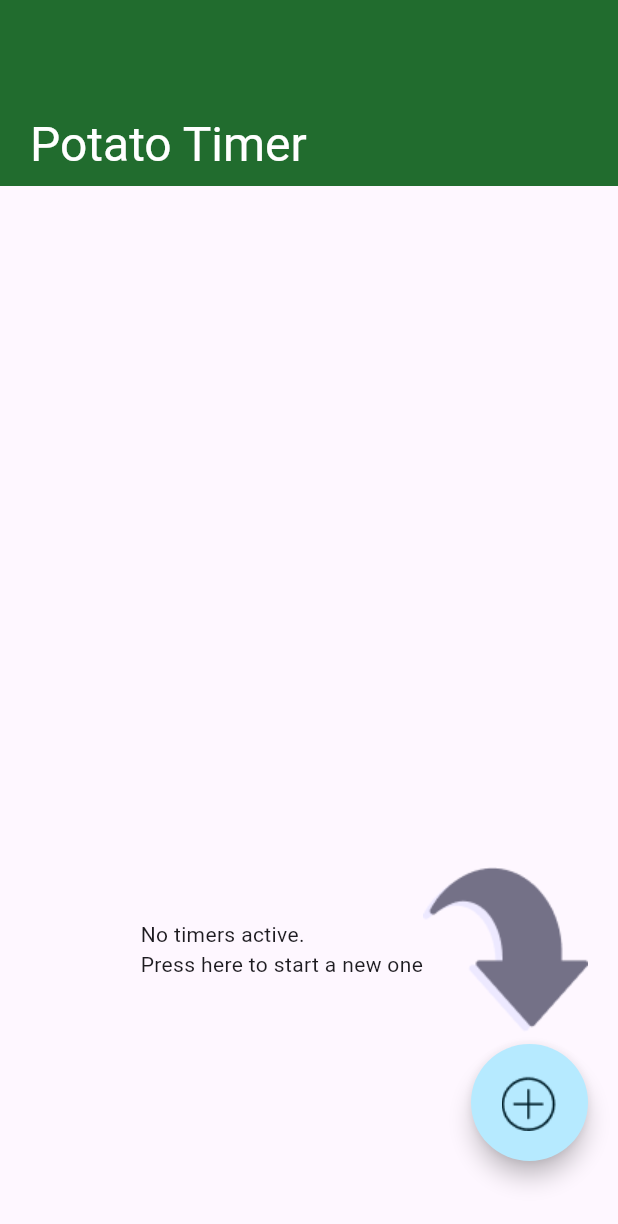
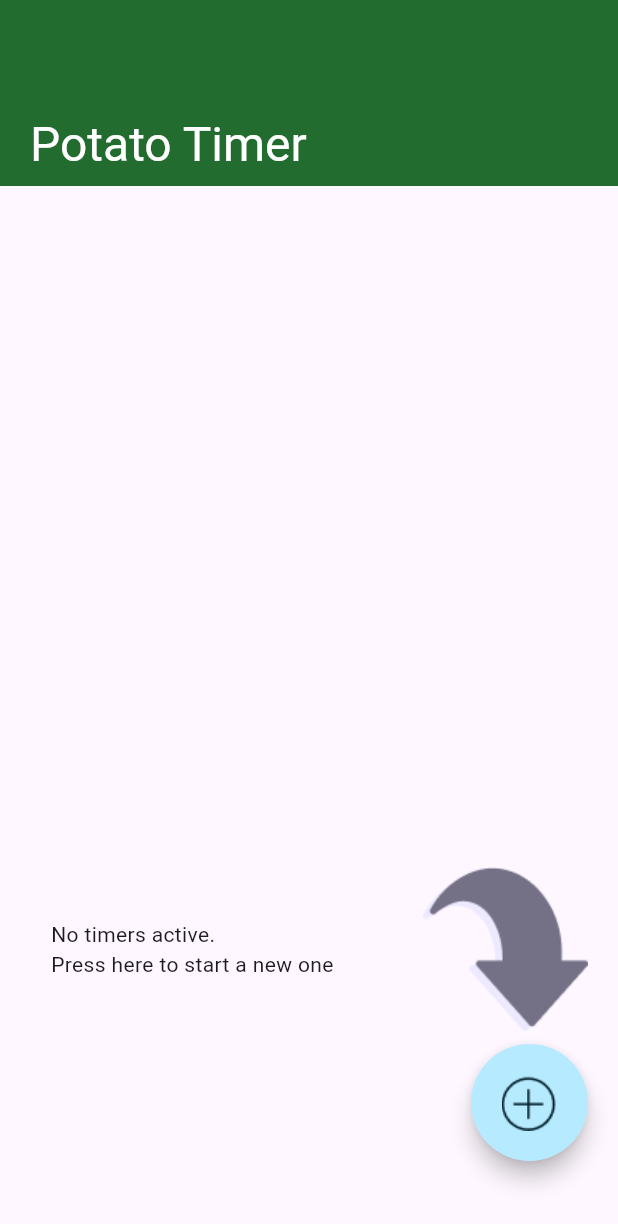
Before and after one commit to shubhasachan507/TimerApp, a Flutter app: the screen it shows after launch, on a phone screen of 412 x 824 dp. Shown: the top 1224 px of the screen. Run offline on Flutter 3.47's test engine with Material 3 defaults, Android fonts, the phone set to English and light mode, and no system bars; our stand-ins replace audioplayers, drift, flutter_mobx, get_it, mobx; accounts and stored records are empty; generated files the repository leaves out were written again.

Commit message:
home Ui Fix

```diff
--- a/lib/screen/home_screen.dart
+++ b/lib/screen/home_screen.dart
@@ -29,6 +29,7 @@ class _HomeScreenState extends State<HomeScreen> {
                 padding:
                     const EdgeInsets.symmetric(vertical: 50, horizontal: 20),
                 child: Column(
+                  crossAxisAlignment: CrossAxisAlignment.end,
                   mainAxisSize: MainAxisSize.min,
                   mainAxisAlignment: MainAxisAlignment.end,
                   children: <Widget>[
--- a/lib/utils/constants.dart
+++ b/lib/utils/constants.dart
@@ -12,8 +12,8 @@ class AppStrings {
   static const String ss = 'SS';
   static const String markComplete = 'MARK COMPLETE';
   static const String finished = 'FINISHED';
-  static const String fabInfo =
-      'No timers active. \nPress here to start a new one';
+  static const String noTimerActive = 'No timers active.';
+  static const String startNewOne = 'Press here to start a new one';
 }
 
 class AppColors {
--- a/lib/widgets/press_to_start_info.dart
+++ b/lib/widgets/press_to_start_info.dart
@@ -9,14 +9,29 @@ class PressToStartInformation extends StatelessWidget {
   @override
   Widget build(BuildContext context) {
     return Row(
-      mainAxisAlignment: MainAxisAlignment.end,
+      mainAxisAlignment: MainAxisAlignment.spaceBetween,
+      mainAxisSize: MainAxisSize.min,
       children: [
-        Text(
-          AppStrings.fabInfo,
-          style: Theme.of(context).textTheme.bodyMedium,
-          overflow: TextOverflow.ellipsis,
+        Expanded(
+          flex: 2,
+          child: Column(
+            crossAxisAlignment: CrossAxisAlignment.start,
+            mainAxisSize: MainAxisSize.min,
+            children: [
+              Text(
+                AppStrings.noTimerActive,
+                style: Theme.of(context).textTheme.bodyMedium,
+                overflow: TextOverflow.ellipsis,
+              ),
+              Text(
+                AppStrings.startNewOne,
+                style: Theme.of(context).textTheme.bodyMedium,
+                overflow: TextOverflow.ellipsis,
+              ),
+            ],
+          ),
         ),
-        Image.asset(Images.arrowIcon),
+        Flexible(child: Image.asset(Images.arrowIcon)),
       ],
     );
   }
```
